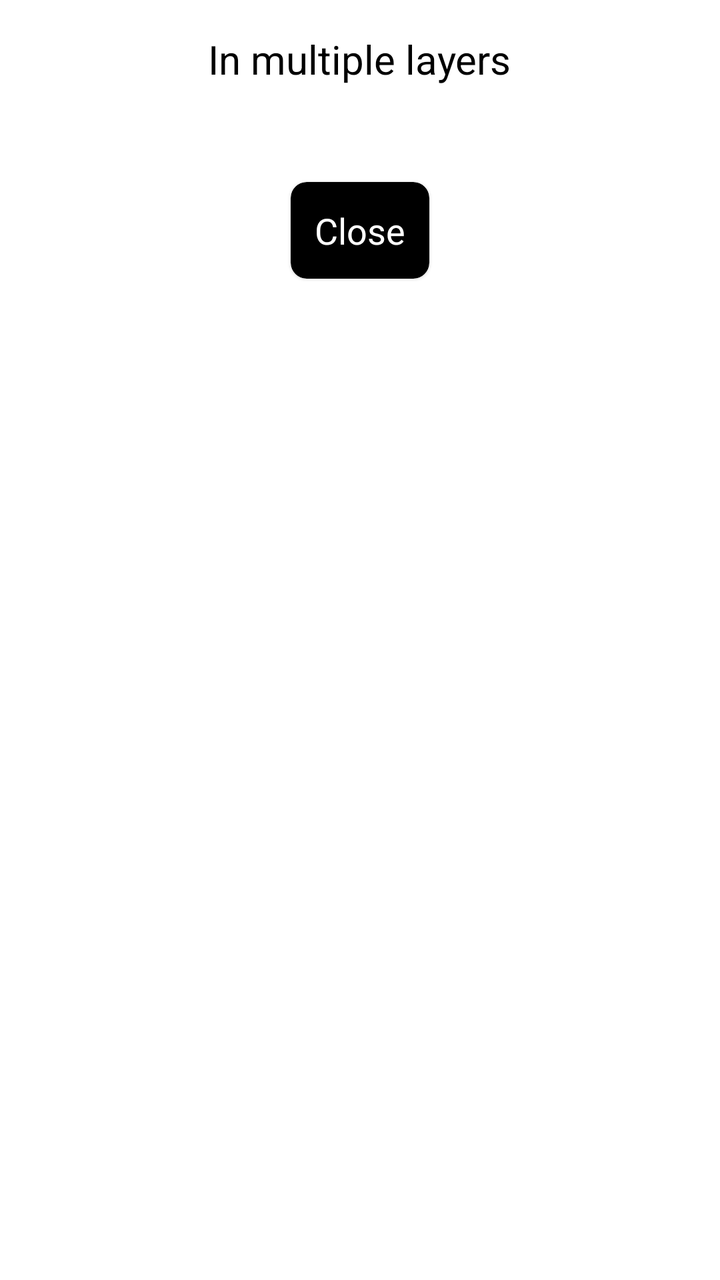
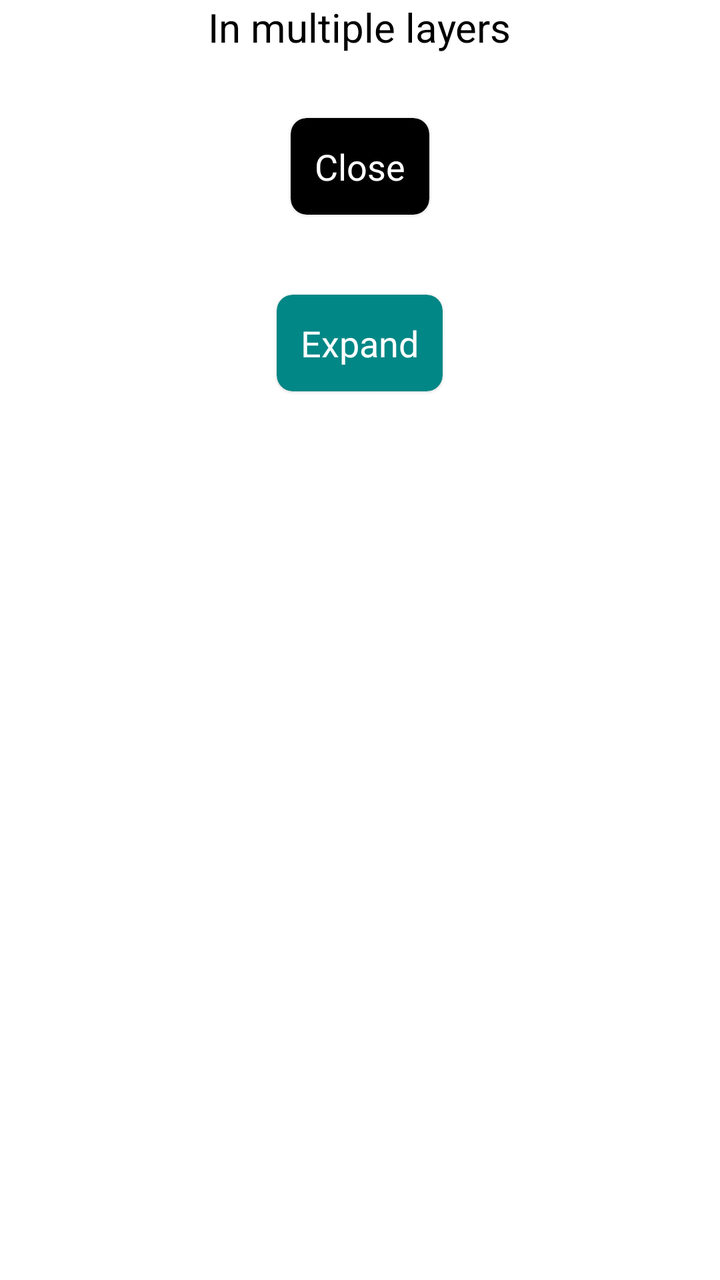

An Android layout rendered at two revisions. The XML below is the earlier revision; the diff shows what the commit changed to produce the second picture.
<!-- AndroidManifest.xml: application theme Theme.NavBitDemo -->
<!-- res/layout/screen_info_details.xml -->
<?xml version="1.0" encoding="utf-8"?>
<LinearLayout
    xmlns:android="http://schemas.android.com/apk/res/android"
    xmlns:app="http://schemas.android.com/apk/res-auto"
    android:layout_width="match_parent"
    android:layout_height="match_parent"
    android:orientation="vertical"
    android:elevation="8dp">

        <TextView
            android:layout_width="wrap_content"
            android:layout_height="wrap_content"
            android:layout_gravity="center"
            android:paddingVertical="16dp"
            android:text="In multiple layers"
            android:textColor="@color/black"
            android:textSize="20sp"/>

        <com.google.android.material.card.MaterialCardView
            android:id="@+id/done_button"
            android:layout_width="wrap_content"
            android:layout_height="wrap_content"
            android:layout_gravity="center"
            android:layout_marginVertical="32dp"
            app:cardBackgroundColor="@color/black"
            app:cardCornerRadius="8dp">
            <TextView
                android:layout_width="wrap_content"
                android:layout_height="wrap_content"
                android:text="Close"
                android:textSize="18sp"
                android:textColor="@color/white"
                android:layout_margin="12dp"
                android:layout_gravity="center"/>
        </com.google.android.material.card.MaterialCardView>

    <View
        android:id="@+id/bottom_inset"
        android:layout_width="match_parent"
        android:layout_height="0dp"/>
</LinearLayout>
<!-- resources referenced by this layout -->
<resources>
  <color name="black">#000000</color>
  <color name="white">#FFFFFF</color>
  <style name="Theme.NavBitDemo" parent="Theme.MaterialComponents.DayNight.NoActionBar">
          <item name="colorPrimary">@android:color/transparent</item>
          <item name="colorPrimaryVariant">@android:color/transparent</item>
          <item name="colorOnPrimary">@color/white</item>
          <item name="colorSecondary">@color/teal_200</item>
          <item name="colorSecondaryVariant">@color/teal_700</item>
          <item name="colorOnSecondary">@color/black</item>
          <item name="android:statusBarColor">?attr/colorPrimaryVariant</item>
          <item name="android:windowTranslucentNavigation">true</item>
      </style>
  <color name="teal_200">#03DAC5</color>
  <color name="teal_700">#018786</color>
</resources>

<!-- the commit's change to res/layout/screen_info_details.xml (unified diff, before → after) -->
@@ -2,16 +2,17 @@
 <LinearLayout
     xmlns:android="http://schemas.android.com/apk/res/android"
     xmlns:app="http://schemas.android.com/apk/res-auto"
+    android:id="@+id/main_content"
     android:layout_width="match_parent"
     android:layout_height="match_parent"
     android:orientation="vertical"
+    android:animateLayoutChanges="true"
     android:elevation="8dp">
 
         <TextView
             android:layout_width="wrap_content"
             android:layout_height="wrap_content"
             android:layout_gravity="center"
-            android:paddingVertical="16dp"
             android:text="In multiple layers"
             android:textColor="@color/black"
             android:textSize="20sp"/>
@@ -34,6 +35,36 @@
                 android:layout_gravity="center"/>
         </com.google.android.material.card.MaterialCardView>
 
+    <com.google.android.material.card.MaterialCardView
+        android:id="@+id/expand_button"
+        android:layout_width="wrap_content"
+        android:layout_height="wrap_content"
+        android:layout_gravity="center"
+        android:layout_marginTop="8dp"
+        android:layout_marginBottom="16dp"
+        app:cardBackgroundColor="@color/teal_700"
+        app:cardCornerRadius="8dp">
+        <TextView
+            android:layout_width="wrap_content"
+            android:layout_height="wrap_content"
+            android:text="Expand"
+            android:textSize="18sp"
+            android:textColor="@color/white"
+            android:layout_margin="12dp"
+            android:layout_gravity="center"/>
+    </com.google.android.material.card.MaterialCardView>
+
+    <TextView
+        android:id="@+id/expand_text"
+        android:layout_width="wrap_content"
+        android:layout_height="wrap_content"
+        android:text="Lorem ipsum dolor sit amet, consectetur adipiscing elit. Curabitur at lorem vel sapien mattis malesuada. Integer imperdiet vulputate dignissim. Donec quis accumsan felis. Donec et accumsan est. Phasellus tristique tellus sit amet turpis sodales tempor. Donec eleifend turpis hendrerit neque scelerisque, eu feugiat mi pretium. Sed fermentum arcu sed mi consectetur, ut ultrices est fringilla. Mauris ac elementum libero. Aliquam rhoncus leo eros, eu interdum purus laoreet sit amet."
+        android:textSize="18sp"
+        android:textColor="@color/black"
+        android:layout_margin="24dp"
+        android:layout_gravity="center"
+        android:visibility="gone"/>
+
     <View
         android:id="@+id/bottom_inset"
         android:layout_width="match_parent"
